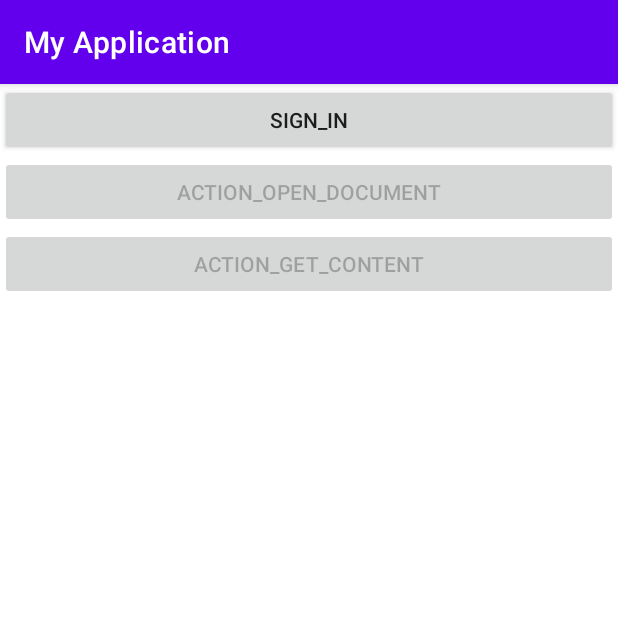
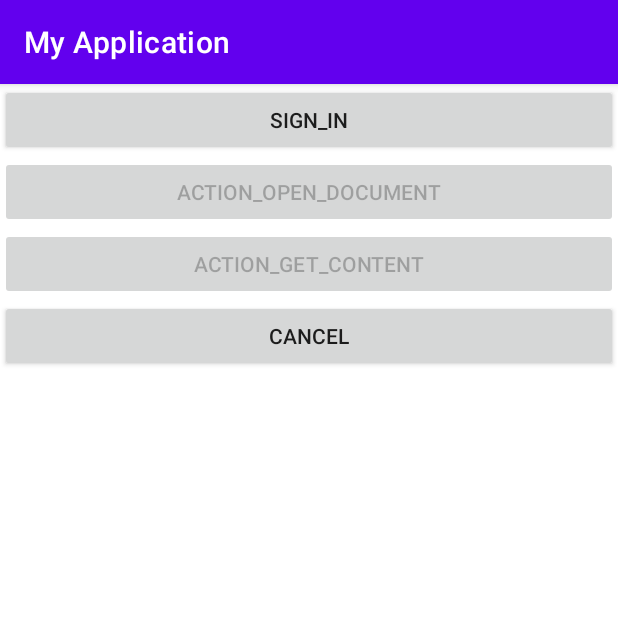
Before and after one commit to EkoCommunications/AmityRxUploadService, an Android app: the screen it shows after launch (MainActivity), on a phone screen of 412 x 824 dp, the top half of it. Run offline under Robolectric (Android 15) with nearby library versions, the phone set to English and light mode, and no system bars; our stand-ins replace RxJava.

Commit message:
be able to cancel

```diff
--- a/app/src/main/java/com/ekoapp/myapplication/MainActivity.kt
+++ b/app/src/main/java/com/ekoapp/myapplication/MainActivity.kt
@@ -93,6 +93,11 @@ class MainActivity : AppCompatActivity() {
                 intent.addCategory(Intent.CATEGORY_OPENABLE)
                 startActivityForResult(intent, 0)
             }
+
+        findViewById<AppCompatButton>(R.id.cancel_button)
+            .setOnClickListener {
+                RxUploadService.cancel(id)
+            }
     }
 
     override fun onActivityResult(requestCode: Int, resultCode: Int, data: Intent?) {
@@ -113,7 +118,7 @@ class MainActivity : AppCompatActivity() {
                     .doOnNext { Log.e("testtest", "doOnNext:" + Gson().toJson(it)) }
                     .doOnComplete { Log.e("testtest", "doOnComplete") }
                     .doOnError { Log.e("testtest", "doOnError:" + it.message) }
-                    .subscribe()
+                    .subscribe({}, {})
 
                 RxUploadService.properties(id)
                     .observeOn(AndroidSchedulers.mainThread())
@@ -121,7 +126,7 @@ class MainActivity : AppCompatActivity() {
                         findViewById<AppCompatTextView>(R.id.progress_text_view_2).text =
                             String.format("%s/100", it.progress)
                     }
-                    .subscribe()
+                    .subscribe({}, {})
             }
         }
     }
--- a/app/src/main/res/layout/activity_main.xml
+++ b/app/src/main/res/layout/activity_main.xml
@@ -26,6 +26,12 @@
         android:enabled="false"
         android:text="ACTION_GET_CONTENT" />
 
+    <androidx.appcompat.widget.AppCompatButton
+        android:id="@+id/cancel_button"
+        android:layout_width="match_parent"
+        android:layout_height="wrap_content"
+        android:text="CANCEL" />
+
     <androidx.appcompat.widget.AppCompatTextView
         android:id="@+id/progress_text_view"
         android:layout_width="match_parent"
--- a/rxuploadservice/src/main/java/com/ekoapp/rxuploadservice/RxUploadService.kt
+++ b/rxuploadservice/src/main/java/com/ekoapp/rxuploadservice/RxUploadService.kt
@@ -24,6 +24,7 @@ class RxUploadService {
         fun properties(id: String): Flowable<FileProperties> {
             return MultipartUploadService.properties(id)?.toFlowable(BackpressureStrategy.BUFFER)
                 ?: run { Flowable.never<FileProperties>() }
+                    .distinct { it.progress }
         }
 
         fun cancel(id: String) {
--- a/rxuploadservice/src/main/java/com/ekoapp/rxuploadservice/internal/repository/FileRepository.kt
+++ b/rxuploadservice/src/main/java/com/ekoapp/rxuploadservice/internal/repository/FileRepository.kt
@@ -45,6 +45,6 @@ class FileRepository {
                                 id
                             )
                         }
-                })
+                }).distinct { it.progress }
     }
 }
```
